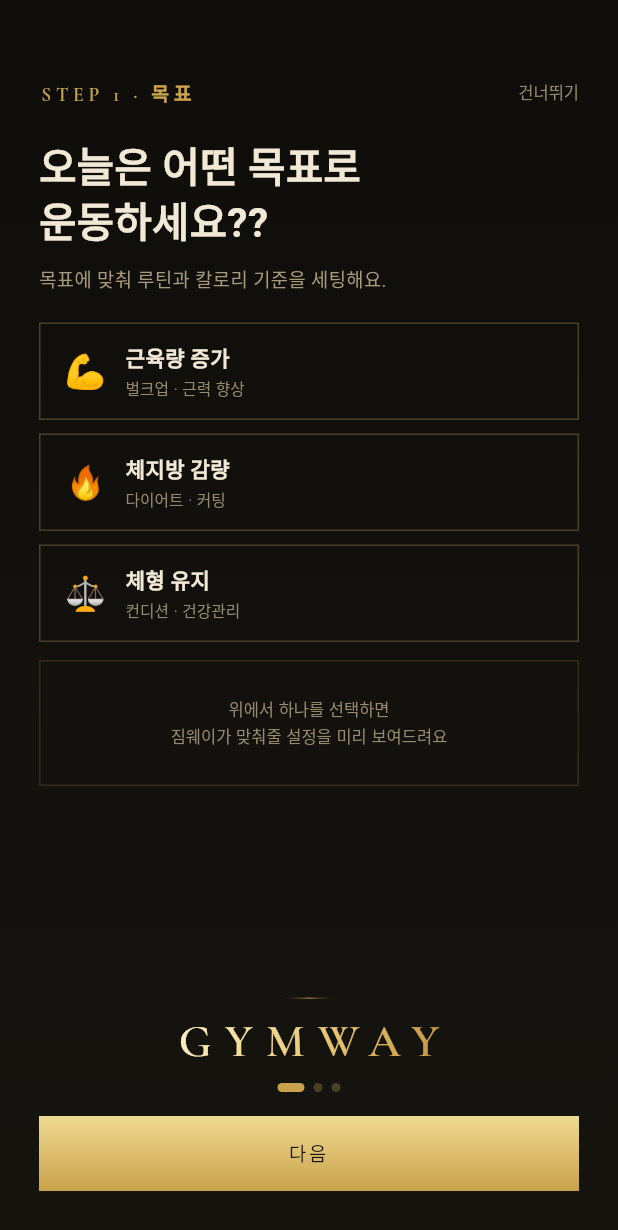
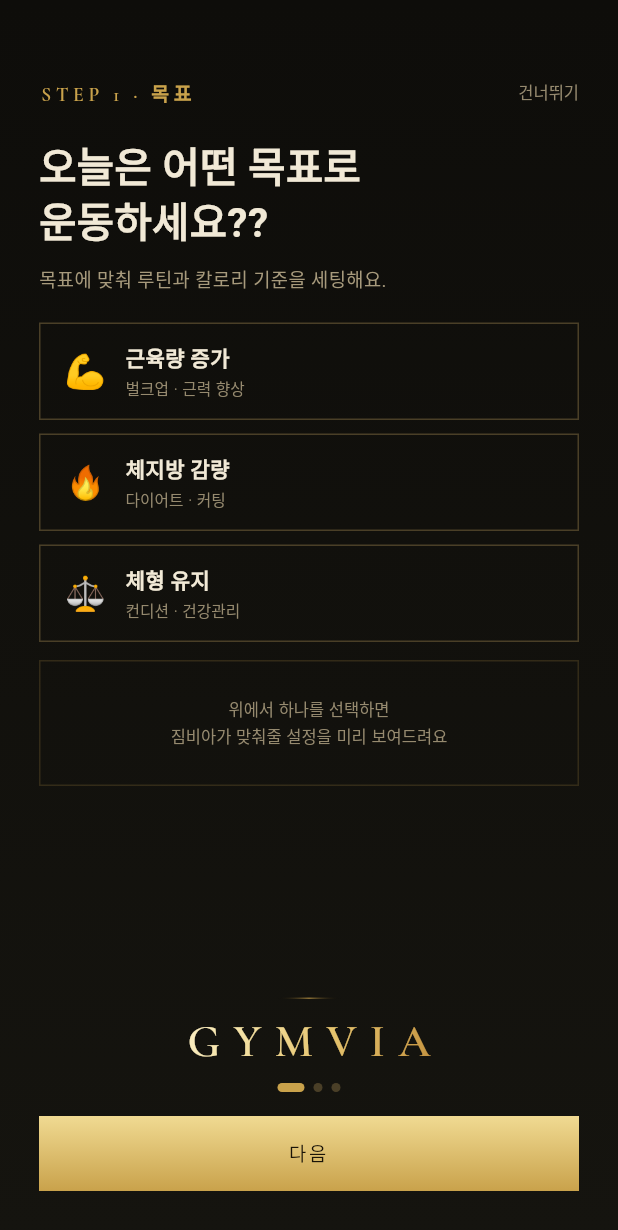
Before and after one commit to Seungho-Sohn/fit_link, a Flutter app: the screen it shows after launch, on a phone screen of 412 x 824 dp. Shown: the top 1230 px of the screen. Run offline on Flutter 3.47's test engine with Material 3 defaults, Android fonts, the phone set to English and light mode, and no system bars; our stand-ins replace cloud_firestore, firebase_auth, firebase_core, flutter_map, geolocator, go_router and 4 more; accounts and stored records are empty; network calls fail; Roboto replaces fonts that are missing (Noto Serif Kr).

Commit message:
이름 변경: 짐웨이(GYMWAY) → 짐비아(GYMVIA), Firebase Android 앱 등록 반영
상표 확인 결과에 따라 이름을 짐비아(GYMVIA)로 확정.

- 앱 이름·문구 짐비아, 워드마크·로고 GYMVIA, 아이콘 GV
- 앱 id kr.gymvia.app (Android·iOS·macOS·Linux)
- Firebase: 새로 등록한 "짐비아 Android"(kr.gymvia.app) 앱 ID로 교체
- 개인정보 처리방침: 짐비아 운영팀 · gymvia.cs@gmail.com
- 출시 파일 gymvia-X.Y.Z.apk, README·CLAUDE.md 갱신

Co-Authored-By: Claude Opus 5.5 <noreply@anthropic.com>

```diff
--- a/lib/main.dart
+++ b/lib/main.dart
@@ -93,7 +93,7 @@ class _FitLinkAppState extends State<FitLinkApp> {
   @override
   Widget build(BuildContext context) {
     return MaterialApp.router(
-      title: '짐웨이',
+      title: '짐비아',
       debugShowCheckedModeBanner: false,
       theme: buildTheme(),
       scaffoldMessengerKey: AppState.I.messengerKey,
@@ -174,7 +174,7 @@ class _Wordmark extends StatelessWidget {
     return Padding(
       padding: const EdgeInsets.only(top: 10, bottom: 12),
       child: Column(children: [
-        Text('GYMWAY', style: F.serif(size: 15, color: C.goldBright, ls: .42)),
+        Text('GYMVIA', style: F.serif(size: 15, color: C.goldBright, ls: .42)),
         const SizedBox(height: 6),
         Container(width: 36, height: 1, decoration: const BoxDecoration(gradient: LinearGradient(colors: [Colors.transparent, C.gold, Colors.transparent]))),
       ]),
--- a/lib/screens/b2b_screen.dart
+++ b/lib/screens/b2b_screen.dart
@@ -450,7 +450,7 @@ class _B2BViewState extends State<B2BView> {
         Align(
           alignment: Alignment.centerLeft,
           child: TapArea(
-            onTap: () => _s.toast('기구 추가 요청이 짐웨이 운영팀에 전달됐어요'),
+            onTap: () => _s.toast('기구 추가 요청이 짐비아 운영팀에 전달됐어요'),
             label: '목록에 없는 기구 추가 요청',
             minSize: 36,
             alignment: Alignment.centerLeft,
--- a/lib/screens/home_screen.dart
+++ b/lib/screens/home_screen.dart
@@ -134,7 +134,7 @@ class _HomeScreenState extends State<HomeScreen> {
         Row(children: [
           const LiveDot(),
           const SizedBox(width: 6),
-          Expanded(child: Text('GYMWAY SIGNATURE · 특허 기술', style: F.inter(size: 9, color: C.gold, ls: .1))),
+          Expanded(child: Text('GYMVIA SIGNATURE · 특허 기술', style: F.inter(size: 9, color: C.gold, ls: .1))),
           Text('📍 강남구 · 내 주변', style: F.inter(size: 9.5, color: C.textDim)),
         ]),
         const SizedBox(height: 11),
--- a/lib/screens/my_screen.dart
+++ b/lib/screens/my_screen.dart
@@ -56,7 +56,7 @@ class MyScreen extends StatelessWidget {
               child: Column(crossAxisAlignment: CrossAxisAlignment.start, children: [
                 Text('회원님', style: F.inter(size: 14.5, w: FontWeight.w500)),
                 const SizedBox(height: 3),
-                Text('짐웨이 회원 · 🔥 12일 연속', style: F.serif(size: 12, w: FontWeight.w400, color: C.textDim)),
+                Text('짐비아 회원 · 🔥 12일 연속', style: F.serif(size: 12, w: FontWeight.w400, color: C.textDim)),
               ]),
             ),
           ]),
--- a/lib/screens/onboarding.dart
+++ b/lib/screens/onboarding.dart
@@ -72,7 +72,7 @@ class _OnboardingOverlayState extends State<OnboardingOverlay> {
               child: pick == null
                   ? Padding(
                       padding: const EdgeInsets.symmetric(vertical: 10),
-                      child: Text('위에서 하나를 선택하면\n짐웨이가 맞춰줄 설정을 미리 보여드려요',
+                      child: Text('위에서 하나를 선택하면\n짐비아가 맞춰줄 설정을 미리 보여드려요',
                           textAlign: TextAlign.center, style: F.inter(size: 11, color: C.textFaint, w: FontWeight.w300, h: 1.6)),
                     )
                   : Column(crossAxisAlignment: CrossAxisAlignment.start, children: [
@@ -96,13 +96,13 @@ class _OnboardingOverlayState extends State<OnboardingOverlay> {
               ),
           ]),
         ),
-        // 1단계에서만 GYMWAY 브랜드 표시
+        // 1단계에서만 GYMVIA 브랜드 표시
         if (idx == 0)
           Center(
             child: Column(children: [
               Container(width: 44, height: 1, decoration: const BoxDecoration(gradient: LinearGradient(colors: [Colors.transparent, C.goldDim, Colors.transparent]))),
               const SizedBox(height: 7),
-              const HoloWordmark('GYMWAY', size: 30),
+              const HoloWordmark('GYMVIA', size: 30),
             ]),
           ),
         const SizedBox(height: 6),
@@ -116,7 +116,7 @@ class _OnboardingOverlayState extends State<OnboardingOverlay> {
             ),
         ]),
         const SizedBox(height: 16),
-        GoldButton(idx < obSteps.length - 1 ? '다음' : '짐웨이 시작하기', onTap: next),
+        GoldButton(idx < obSteps.length - 1 ? '다음' : '짐비아 시작하기', onTap: next),
       ]),
     );
   }
--- a/lib/widgets/common.dart
+++ b/lib/widgets/common.dart
@@ -379,7 +379,7 @@ class _LiveDotState extends State<LiveDot> with SingleTickerProviderStateMixin {
   }
 }
 
-/// 홀로그램 금색 글자 로고 (GYMWAY): 글자 위로 흐르는 금색 그라데이션
+/// 홀로그램 금색 글자 로고 (GYMVIA): 글자 위로 흐르는 금색 그라데이션
 class HoloWordmark extends StatefulWidget {
   final String text;
   final double size;
--- a/lib/widgets/gym_map.dart
+++ b/lib/widgets/gym_map.dart
@@ -58,7 +58,7 @@ class GymMap extends StatelessWidget {
             if (showTiles)
               TileLayer(
                 urlTemplate: tileUrl,
-                userAgentPackageName: 'kr.gymway.app',
+                userAgentPackageName: 'kr.gymvia.app',
                 tileBuilder: darkModeTileBuilder, // 앱의 어두운 테마에 맞춰 반전
               ),
             MarkerLayer(
--- a/pubspec.yaml
+++ b/pubspec.yaml
@@ -1,5 +1,5 @@
 name: fit_link
-description: 짐웨이(GYMWAY) — 내 운동 기구가 있는 헬스장 찾기 (HTML 프로토타입을 Flutter로 이식)
+description: 짐비아(GYMVIA) — 내 운동 기구가 있는 헬스장 찾기 (HTML 프로토타입을 Flutter로 이식)
 publish_to: 'none'
 version: 1.0.0+1
 
--- a/tool/icon/make_icon_test.dart
+++ b/tool/icon/make_icon_test.dart
@@ -17,7 +17,7 @@ const _size = 1024.0;
 const _onyx = Color(0xFF0A0A0B), _charcoal = Color(0xFF1B1A14);
 const _gold = Color(0xFFC9A24B), _goldBright = Color(0xFFF0DA92), _goldDim = Color(0xFF8A6F35);
 
-/// GW(GYMWAY) 모노그램 + 금색 링. [scale]은 1024 캔버스 대비 크기(적응형 아이콘 전경은 안전 영역에 맞춰 작게).
+/// GV(GYMVIA) 모노그램 + 금색 링. [scale]은 1024 캔버스 대비 크기(적응형 아이콘 전경은 안전 영역에 맞춰 작게).
 class _Mark extends StatelessWidget {
   final double scale;
   final bool background;
@@ -47,7 +47,7 @@ class _Mark extends StatelessWidget {
               child: Transform.translate(
                 offset: Offset(0, 16 * scale), // 글꼴 위아래 여백 차이 보정 — 글자를 링 중심에 맞춤
                 child: Text(
-                  'GW',
+                  'GV',
                   style: TextStyle(fontFamily: 'IconCormorant', fontSize: 280 * scale, fontWeight: FontWeight.w600, letterSpacing: 2 * scale, height: 1, color: Colors.white),
                 ),
               ),
```
Also changed, not shown: assets/icon/icon.png, assets/icon/icon_foreground.png, lib/firebase_options.dart, 62 other files.
